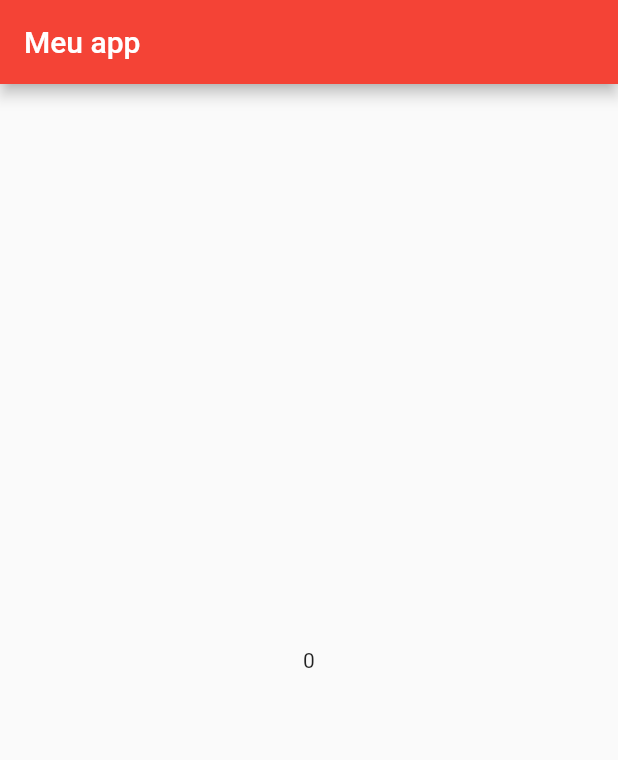
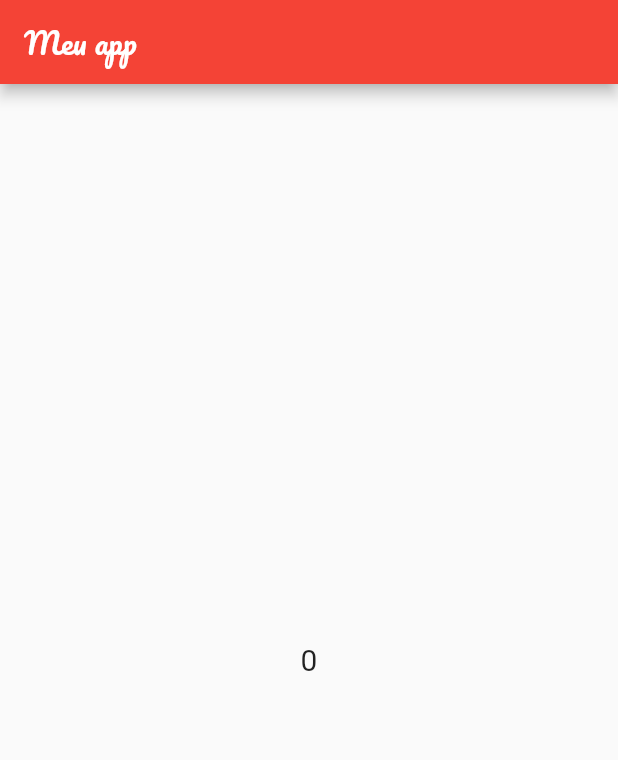
Before and after one commit to Brumidori/flutter-app, a Flutter app: the screen it shows after launch, on a phone screen of 412 x 824 dp. Shown: the top 760 px of the screen. Run offline on Flutter 3.47's test engine with Material 2 defaults, Android fonts, the phone set to English and light mode, and no system bars; our stand-ins replace google_fonts; Roboto replaces fonts that are missing (Acme).

Commit message:
adicionando estilos e fontes

```diff
--- a/lib/my_app.dart
+++ b/lib/my_app.dart
@@ -1,4 +1,5 @@
 import 'package:flutter/material.dart';
+import 'package:google_fonts/google_fonts.dart';
 
 import 'pages/home_page.dart';
 
@@ -9,8 +10,10 @@ class MyApp extends StatelessWidget {
   Widget build(BuildContext context) {
     return MaterialApp(
       debugShowCheckedModeBanner: false,
-      theme: ThemeData(primarySwatch: Colors.red),
-      home: HomePage(),
+      theme: ThemeData(
+          primarySwatch: Colors.red,
+          textTheme: GoogleFonts.pacificoTextTheme()),
+      home: const HomePage(),
     );
   }
 }
--- a/lib/pages/home_page.dart
+++ b/lib/pages/home_page.dart
@@ -1,4 +1,5 @@
 import 'package:flutter/material.dart';
+import 'package:google_fonts/google_fonts.dart';
 import 'package:trilhaapp/service/gerador_numero_aleatorio_service.dart';
 
 class HomePage extends StatefulWidget {
@@ -17,8 +18,13 @@ class _HomePageState extends State<HomePage> {
       appBar: AppBar(
           title: const Text(
         "Meu app",
+        //style: GoogleFonts.pacifico(),
       )),
-      body: Center(child: Text(numeroGerado.toString())),
+      body: Center(
+          child: Text(
+        numeroGerado.toString(),
+        style: GoogleFonts.acme(fontSize: 20),
+      )),
       floatingActionButton: FloatingActionButton(
           child: const Icon(Icons.add_box),
           onPressed: () {
--- a/pubspec.yaml
+++ b/pubspec.yaml
@@ -28,6 +28,7 @@ environment:
 # the latest version available on pub.dev. To see which dependencies have newer
 # versions available, run `flutter pub outdated`.
 dependencies:
+  google_fonts: ^5.1.0
   flutter:
     sdk: flutter
 
```
Also changed, not shown: pubspec.lock, 8 other files.
